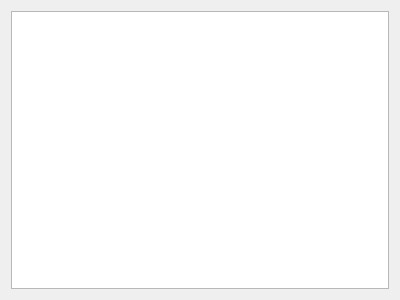
First picture: the form in src/ObsLightGui/ui/wizard_chooseProject.ui, repository ronan22/obs-light, before the edit.
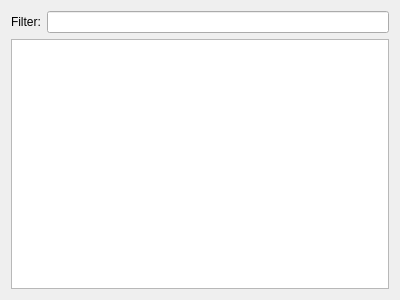
Second picture: the form after the edit.

Commit message: - shared project and package filtering code in new class   FilterableWidget

Patch:
```diff
--- a/src/ObsLightGui/ui/wizard_chooseProject.ui
+++ b/src/ObsLightGui/ui/wizard_chooseProject.ui
@@ -22,8 +22,18 @@
   <attribute name="pageId">
    <string notr="true">5</string>
   </attribute>
-  <layout class="QVBoxLayout" name="verticalLayout">
-   <item>
+  <layout class="QFormLayout" name="formLayout">
+   <item row="0" column="0">
+    <widget class="QLabel" name="label">
+     <property name="text">
+      <string>Filter:</string>
+     </property>
+    </widget>
+   </item>
+   <item row="0" column="1">
+    <widget class="QLineEdit" name="filterLineEdit"/>
+   </item>
+   <item row="1" column="0" colspan="2">
     <widget class="QListWidget" name="projectListWidget"/>
    </item>
   </layout>
```
The commit also changes 4 other files.
